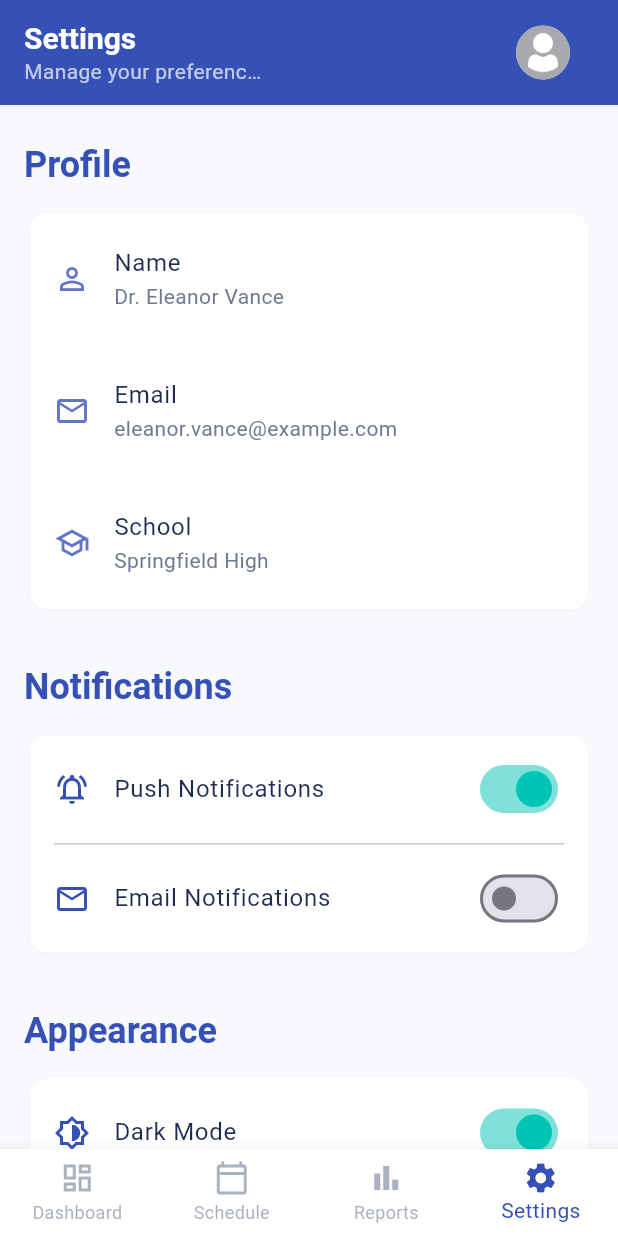
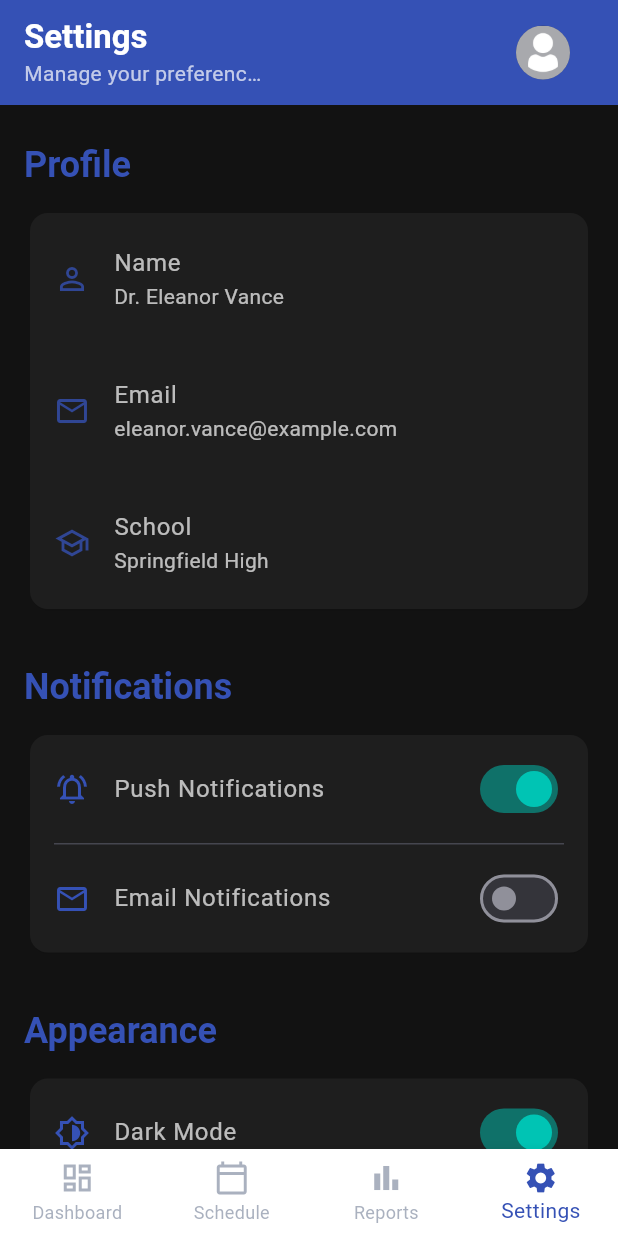
Before and after one commit to Amyn617/flutter_teacher_dashboard, a Flutter app: the screen it shows after launch, item 4 of the bottom bar chosen, after a tap on "Dark Mode", on a phone screen of 412 x 824 dp. Run offline on Flutter 3.47's test engine with Material 3 defaults, Android fonts, the phone set to English and light mode, and no system bars; our stand-ins replace fl_chart, table_calendar.

Commit message:
feat: Enhance theme management and update settings page UI

```diff
--- a/lib/main.dart
+++ b/lib/main.dart
@@ -1,15 +1,17 @@
 import 'package:flutter/material.dart';
 import 'package:provider/provider.dart';
-import 'package:teacher_dashboard/models/class_model.dart';
-import 'package:teacher_dashboard/pages/class_detail_page.dart';
+import 'package:teacher_dashboard/pages/main_navigation_wrapper.dart';
 import 'package:teacher_dashboard/services/attendance_service.dart';
 import 'package:teacher_dashboard/theme/app_theme.dart';
-import 'package:teacher_dashboard/pages/main_navigation_wrapper.dart';
 
 void main() {
   runApp(
-    ChangeNotifierProvider(
-      create: (context) => AttendanceService(),
+    MultiProvider(
+      providers: [
+        ChangeNotifierProvider(
+            create: (_) => ThemeNotifier(AppTheme.lightTheme)),
+        ChangeNotifierProvider(create: (_) => AttendanceService()),
+      ],
       child: const MyApp(),
     ),
   );
@@ -20,19 +22,11 @@ class MyApp extends StatelessWidget {
 
   @override
   Widget build(BuildContext context) {
+    final themeNotifier = Provider.of<ThemeNotifier>(context);
     return MaterialApp(
-      title: 'Teacher Attendance Dashboard',
-      theme: AppTheme.getTheme(),
+      title: 'Teacher Dashboard',
+      theme: themeNotifier.getTheme(),
       home: const MainNavigationWrapper(),
-      onGenerateRoute: (settings) {
-        if (settings.name == '/class-detail') {
-          final classModel = settings.arguments as ClassModel;
-          return MaterialPageRoute(
-            builder: (context) => ClassDetailPage(classModel: classModel),
-          );
-        }
-        return null;
-      },
       debugShowCheckedModeBanner: false,
     );
   }
--- a/lib/pages/settings_page.dart
+++ b/lib/pages/settings_page.dart
@@ -1,4 +1,5 @@
 import 'package:flutter/material.dart';
+import 'package:provider/provider.dart';
 import 'package:teacher_dashboard/theme/app_theme.dart';
 import 'package:teacher_dashboard/widgets/custom_app_bar.dart';
 
@@ -12,11 +13,11 @@ class SettingsPage extends StatefulWidget {
 class _SettingsPageState extends State<SettingsPage> {
   bool _pushNotificationsEnabled = true;
   bool _emailNotificationsEnabled = false;
-  bool _darkModeEnabled = false;
 
   @override
   Widget build(BuildContext context) {
     final theme = Theme.of(context);
+    final themeNotifier = Provider.of<ThemeNotifier>(context);
 
     return Scaffold(
       appBar: CustomAppBar(
@@ -135,12 +136,9 @@ class _SettingsPageState extends State<SettingsPage> {
               children: [
                 SwitchListTile(
                   title: Text('Dark Mode', style: theme.textTheme.bodyLarge),
-                  value: _darkModeEnabled,
+                  value: themeNotifier.isDarkMode(),
                   onChanged: (bool value) {
-                    setState(() {
-                      _darkModeEnabled = value;
-                      // Implement theme switching logic here if needed
-                    });
+                    themeNotifier.toggleTheme();
                   },
                   secondary: const Icon(
                     Icons.brightness_6_outlined,
@@ -151,6 +149,36 @@ class _SettingsPageState extends State<SettingsPage> {
                     horizontal: 16,
                     vertical: 8,
                   ),
+                ),
+              ],
+            ),
+          ),
+          const SizedBox(height: 24),
+          _buildSectionTitle(context, 'Account'),
+          Card(
+            elevation: 1,
+            shape: RoundedRectangleBorder(
+              borderRadius: BorderRadius.circular(12),
+            ),
+            child: Column(
+              children: [
+                _buildSettingsTile(
+                  context,
+                  'Edit Profile',
+                  'Update your personal information',
+                  Icons.person_outline,
+                ),
+                _buildSettingsTile(
+                  context,
+                  'Change Password',
+                  'Update your account security',
+                  Icons.lock_outline,
+                ),
+                _buildSettingsTile(
+                  context,
+                  'Logout',
+                  'Sign out of your account',
+                  Icons.logout_outlined,
                 ),
               ],
             ),
@@ -191,9 +219,9 @@ class _SettingsPageState extends State<SettingsPage> {
       child: Text(
         title,
         style: Theme.of(context).textTheme.headlineSmall?.copyWith(
-          fontWeight: FontWeight.bold,
-          color: AppTheme.primaryColor,
-        ),
+              fontWeight: FontWeight.bold,
+              color: AppTheme.primaryColor,
+            ),
       ),
     );
   }
@@ -204,13 +232,12 @@ class _SettingsPageState extends State<SettingsPage> {
     String subtitle,
     IconData icon,
   ) {
+    final theme = Theme.of(context);
     return ListTile(
-      leading: Icon(icon, color: AppTheme.primaryColor.withAlpha(200)),
-      title: Text(title, style: Theme.of(context).textTheme.bodyLarge),
-      subtitle: Text(subtitle, style: Theme.of(context).textTheme.bodyMedium),
+      leading: Icon(icon, color: theme.colorScheme.primary.withAlpha(200)),
+      title: Text(title, style: theme.textTheme.bodyLarge),
+      subtitle: Text(subtitle, style: theme.textTheme.bodyMedium),
       contentPadding: const EdgeInsets.symmetric(horizontal: 16, vertical: 8),
-      // onTap: () { // Optional: Navigate to a detail page for this setting
-      // },
     );
   }
 }
--- a/lib/theme/app_theme.dart
+++ b/lib/theme/app_theme.dart
@@ -19,7 +19,8 @@ class AppTheme {
   static const Color error = Color(0xFFF44336); // Red
   static const Color warning = Color(0xFFFF9800); // Orange
   static const Color info = Color(0xFF2196F3); // Blue
-  static ThemeData getTheme() {
+
+  static ThemeData get lightTheme {
     return ThemeData(
       useMaterial3: true,
       colorScheme: ColorScheme.fromSeed(
@@ -37,52 +38,113 @@ class AppTheme {
       ),
       appBarTheme: const AppBarTheme(
         backgroundColor: primaryColor,
-        foregroundColor: Colors.white,
-        elevation: 0,
-        centerTitle: false,
         toolbarHeight: 70,
       ),
       scaffoldBackgroundColor: backgroundColor,
       cardTheme: CardTheme(
+        shape: RoundedRectangleBorder(borderRadius: BorderRadius.circular(16)),
         color: cardColor,
         elevation: 1,
-        shadowColor: Colors.black.withAlpha(
-          26,
-        ), // Updated withOpacity (0.1 * 255 = 25.5 -> 26)
-        shape: RoundedRectangleBorder(borderRadius: BorderRadius.circular(16)),
+        shadowColor: Colors.black.withAlpha(26),
       ),
       elevatedButtonTheme: ElevatedButtonThemeData(
         style: ElevatedButton.styleFrom(
-          shape: RoundedRectangleBorder(borderRadius: BorderRadius.circular(8)),
-          elevation: 0,
-          padding: const EdgeInsets.symmetric(horizontal: 16, vertical: 12),
+          backgroundColor: primaryColor,
+          foregroundColor: Colors.white,
+          shape: RoundedRectangleBorder(
+            borderRadius: BorderRadius.circular(12),
+          ),
+          padding: const EdgeInsets.symmetric(horizontal: 24, vertical: 12),
         ),
       ),
       textTheme: const TextTheme(
-        headlineLarge: TextStyle(
-          fontSize: 32,
-          fontWeight: FontWeight.bold,
-          color: textPrimary,
-        ),
-        headlineMedium: TextStyle(
-          fontSize: 24,
-          fontWeight: FontWeight.bold,
-          color: textPrimary,
-        ),
-        titleLarge: TextStyle(
-          fontSize: 20,
-          fontWeight: FontWeight.w600,
-          color: textPrimary,
-        ),
-        titleMedium: TextStyle(
-          fontSize: 18,
-          fontWeight: FontWeight.w600,
-          color: textPrimary,
-        ),
-        bodyLarge: TextStyle(fontSize: 16, color: textPrimary),
-        bodyMedium: TextStyle(fontSize: 14, color: textSecondary),
         labelLarge: TextStyle(fontSize: 16, fontWeight: FontWeight.w500),
+        bodyMedium: TextStyle(color: textSecondary),
+        titleLarge: TextStyle(color: textPrimary),
+        headlineSmall: TextStyle(color: primaryColor),
       ),
     );
   }
+
+  static ThemeData get darkTheme {
+    return ThemeData(
+      useMaterial3: true,
+      colorScheme: ColorScheme.fromSeed(
+        seedColor: primaryColor,
+        primary:
+            primaryColor, // Keep primary for consistency or choose a darker variant
+        secondary:
+            secondaryColor, // Keep secondary for consistency or choose a darker variant
+        tertiary:
+            accentColor, // Keep accent for consistency or choose a darker variant
+        surface: const Color(0xFF121212), // Dark background
+        error: error,
+        onPrimary: Colors.white,
+        onSecondary: Colors.white,
+        onSurface: Colors.white70, // Light text on dark background
+        onError: Colors.black,
+        brightness: Brightness.dark,
+      ),
+      appBarTheme: AppBarTheme(
+        backgroundColor: const Color(0xFF1F1F1F), // Darker app bar
+        toolbarHeight: 70,
+        titleTextStyle: const TextStyle(
+            color: Colors.white, fontSize: 20, fontWeight: FontWeight.bold),
+        iconTheme: const IconThemeData(color: Colors.white),
+      ),
+      scaffoldBackgroundColor: const Color(0xFF121212), // Dark background
+      cardTheme: CardTheme(
+        shape: RoundedRectangleBorder(borderRadius: BorderRadius.circular(16)),
+        color: const Color(0xFF1E1E1E), // Dark card color
+        elevation: 1,
+        shadowColor: Colors.black.withAlpha(50),
+      ),
+      elevatedButtonTheme: ElevatedButtonThemeData(
+        style: ElevatedButton.styleFrom(
+          backgroundColor:
+              secondaryColor, // Use a lighter color for buttons in dark mode
+          foregroundColor: Colors.white,
+          shape: RoundedRectangleBorder(
+            borderRadius: BorderRadius.circular(12),
+          ),
+          padding: const EdgeInsets.symmetric(horizontal: 24, vertical: 12),
+        ),
+      ),
+      textTheme: const TextTheme(
+        labelLarge: TextStyle(
+            fontSize: 16, fontWeight: FontWeight.w500, color: Colors.white),
+        bodyMedium: TextStyle(color: Colors.white70),
+        titleLarge: TextStyle(color: Colors.white),
+        headlineSmall: TextStyle(
+            color: accentColor), // Use accent for headlines in dark mode
+      ),
+      iconTheme: const IconThemeData(color: Colors.white70),
+      dividerColor: Colors.white24,
+    );
+  }
 }
+
+// Simple ThemeNotifier
+class ThemeNotifier with ChangeNotifier {
+  ThemeData _themeData;
+
+  ThemeNotifier(this._themeData);
+
+  ThemeData getTheme() => _themeData;
+
+  bool isDarkMode() => _themeData.brightness == Brightness.dark;
+
+  void setTheme(ThemeData themeData) {
+    _themeData = themeData;
+    notifyListeners();
+  }
+
+  void toggleTheme() {
+    if (isDarkMode()) {
+      _themeData = AppTheme.lightTheme;
+    } else {
+      _themeData = AppTheme.darkTheme;
+    }
+    notifyListeners();
+  }
+}
```
